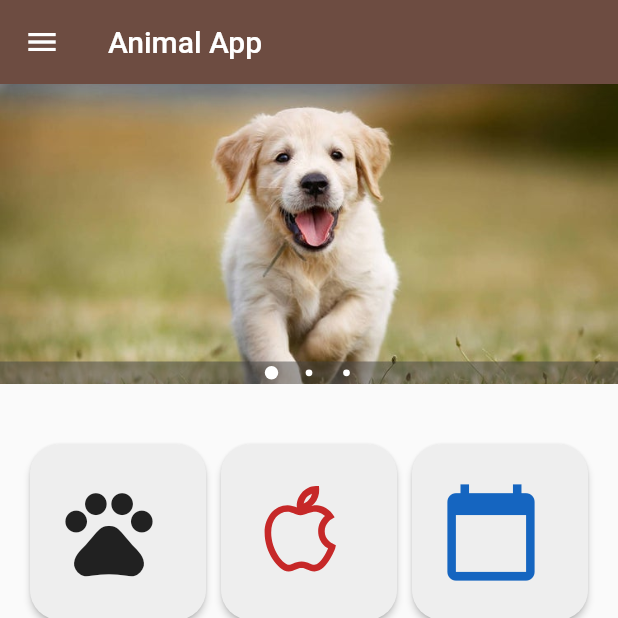
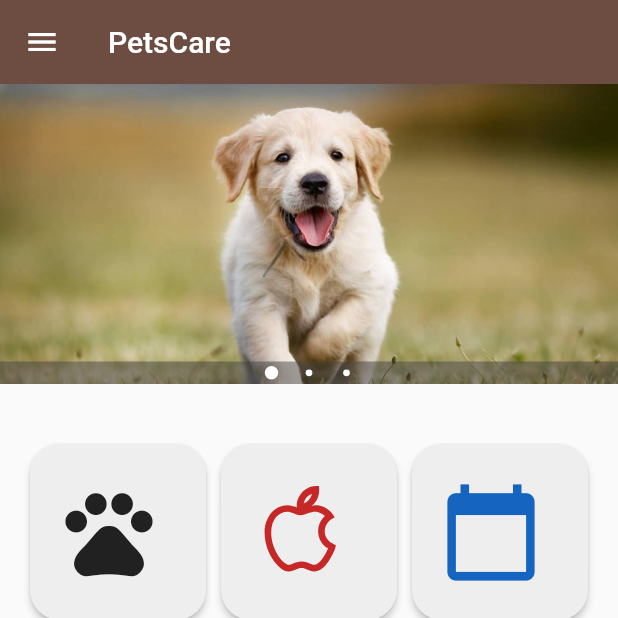
Before and after one commit to samtts14/PetsCare, a Flutter app: the MenuCentral screen opened directly, on a phone screen of 412 x 824 dp, the top half of it. Run offline on Flutter 3.47's test engine with Material 2 defaults, Android fonts, the phone set to English and light mode, and no system bars; drawn by our look-alikes of carousel_pro; our stand-ins replace bloc, cloud_firestore, equatable, firebase_auth, flutter_bloc, flutter_spinkit and 5 more; missing offline and left inert: flutter_auth_buttons, flutter_pdfview; accounts and stored records are empty.

```diff
--- a/app_tesis/lib/screen/home/menu.dart
+++ b/app_tesis/lib/screen/home/menu.dart
@@ -80,7 +80,7 @@ class _MenuCentralState extends State<MenuCentral>{
 
        appBar: new AppBar(
         backgroundColor: Colors.brown[600], //Color del bacground del titulo
-        title:Text('Animal App') ,// Titulo de la app en el home page
+        title:Text('PetsCare') ,// Titulo de la app en el home page
         actions: <Widget>[
          // new IconButton(icon: Icon(Icons.search, color: Colors.black87,), onPressed: (){})//boton de buscar
         ],
```
Also changed, not shown: app_tesis/lib/h-animal/add_animal.dart (+10 -4 lines), 1 other file.
